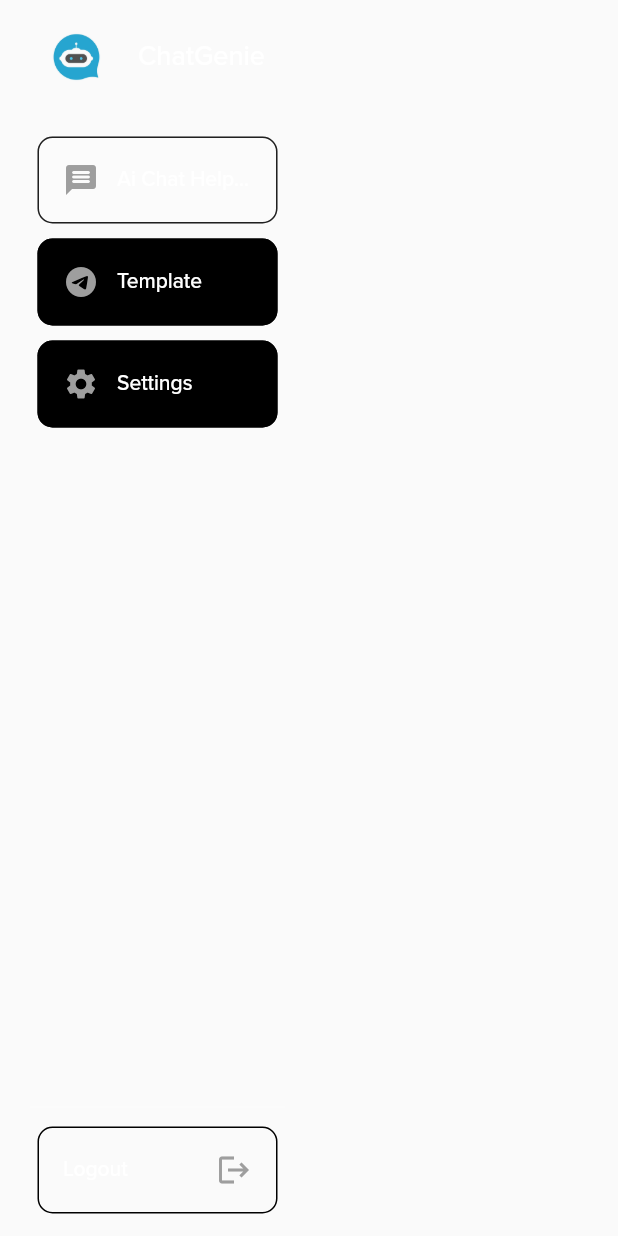
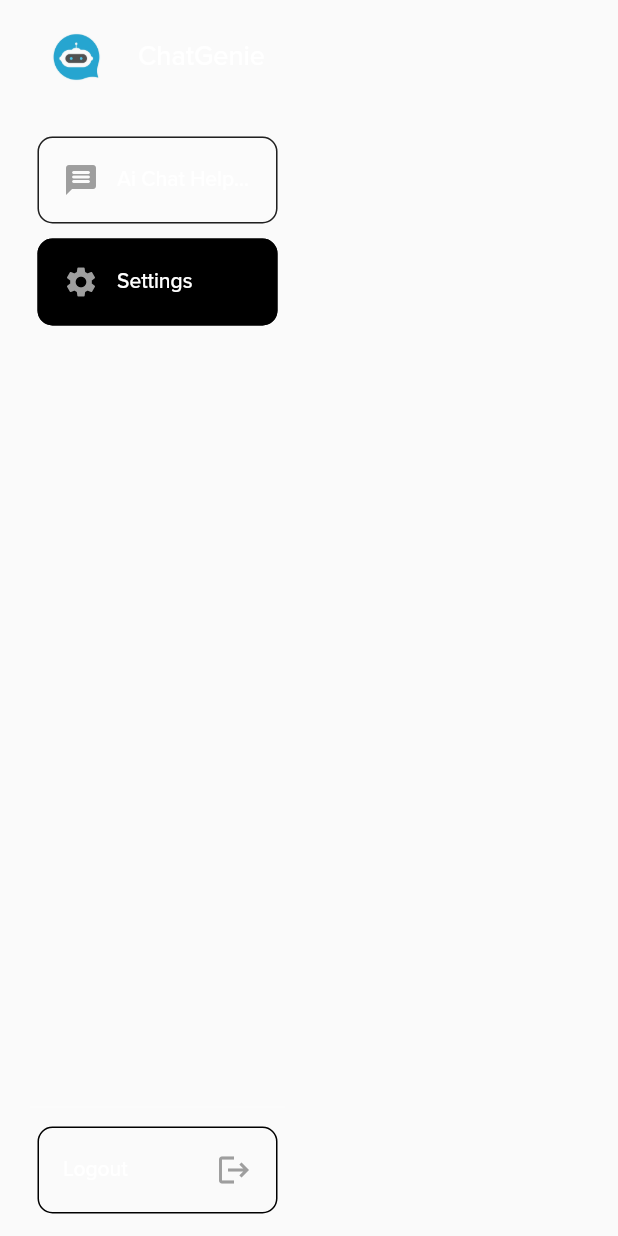
Before and after one commit to safvansafvan/GenieBoat, a Flutter app: the CustomLeftNavigation widget shown alone on an empty page, opened directly, on a phone screen of 412 x 824 dp. Run offline on Flutter 3.47's test engine with Material 3 defaults, Android fonts, the phone set to English and light mode, and no system bars; our stand-ins replace animated_text_kit, email_validator, flutter_animate, flutter_social_button, get.

Commit message:
almost completed to responsive

```diff
--- a/lib/main.dart
+++ b/lib/main.dart
@@ -1,4 +1,6 @@
 import 'package:chatboat/view/auth/login.dart';
+import 'package:chatboat/view/home/home.dart';
+import 'package:chatboat/view/splash/splash.dart';
 import 'package:chatboat/view_model/globel_ctrl.dart';
 import 'package:chatboat/view_model/login_ctrl.dart';
 import 'package:flutter/material.dart';
@@ -22,7 +24,7 @@ class MyApp extends StatelessWidget {
         useMaterial3: false,
       ),
       initialRoute: '/',
-      routes: {'/': (_) => const LoginView()},
+      routes: {'/': (_) => const HomeView()},
       debugShowCheckedModeBanner: false,
     );
   }
--- a/lib/view/splash/splash.dart
+++ b/lib/view/splash/splash.dart
@@ -1,4 +1,5 @@
 import 'package:animated_text_kit/animated_text_kit.dart';
+import 'package:chatboat/view/auth/login.dart';
 import 'package:chatboat/view/home/home.dart';
 import 'package:chatboat/view_model/constant.dart';
 import 'package:flutter/material.dart';
@@ -60,6 +61,6 @@ class _SplashViewState extends State<SplashView> {
 
   Future<void> naviagateToHome() async {
     await Future.delayed(const Duration(seconds: 2))
-        .then((value) => Get.to(() => const HomeView()));
+        .then((value) => Get.to(() => const LoginView()));
   }
 }
--- a/lib/view/widgets/custom_navigation.dart
+++ b/lib/view/widgets/custom_navigation.dart
@@ -45,35 +45,6 @@ class CustomLeftNavigation extends StatelessWidget {
                   leading: Icon(Icons.message_rounded, color: greyColor),
                   title: Text(
                     'Ai Chat Helper',
-                    overflow: TextOverflow.ellipsis,
-                    maxLines: 1,
-                    style: boatTextStyle(
-                        fontWeight: FontWeight.w500,
-                        size: 14,
-                        color: whiteColor),
-                  ),
-                ),
-              ),
-              AnimatedContainer(
-                duration: boatDuration,
-                curve: Curves.decelerate,
-                width: 160,
-                margin: const EdgeInsets.symmetric(vertical: 5),
-                decoration: BoxDecoration(
-                  color: globelCtrl.isTemblate ? bttnBg : blackColor,
-                  borderRadius: radius10,
-                ),
-                child: ListTile(
-                  shape: OutlineInputBorder(borderRadius: radius10),
-                  hoverColor: Colors.blue.withAlpha(300),
-                  onTap: () {
-                    globelCtrl.templateState();
-                  },
-                  minLeadingWidth: 0,
-                  horizontalTitleGap: 12,
-                  leading: Icon(Icons.telegram, color: greyColor),
-                  title: Text(
-                    'Template',
                     overflow: TextOverflow.ellipsis,
                     maxLines: 1,
                     style: boatTextStyle(
--- a/pubspec.yaml
+++ b/pubspec.yaml
@@ -17,6 +17,7 @@ dependencies:
   animated_text_kit: ^4.2.2
   flutter_social_button: ^1.1.4+1
   email_validator: ^2.1.17
+  flutter_animate: ^4.5.0
 
 dev_dependencies:
   flutter_test:
```
Also changed, not shown: lib/view/auth/login.dart (+18 -8 lines), lib/view/chat_helper/chat_helper.dart (+42 -11 lines), lib/view/history/genie_history.dart (+6 -2 lines), lib/view/home/home.dart (+17 -5 lines), lib/view/widgets/boat_animate.dart (added, +17 -0 lines), lib/view_model/globel_ctrl.dart (+0 -10 lines), pubspec.lock.
